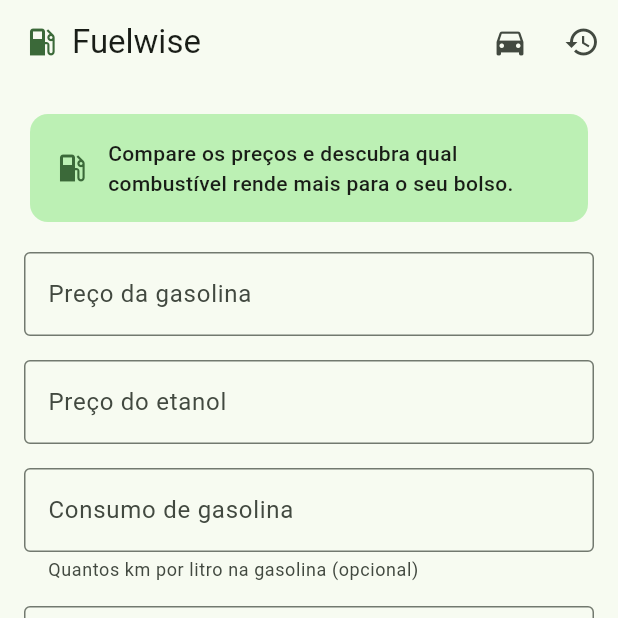
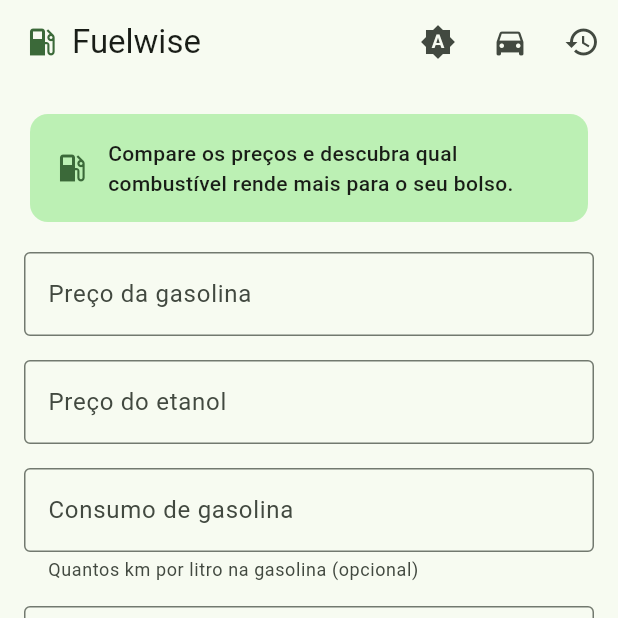
Before and after one commit to yanpenalva/fuelwise, a Flutter app: the screen it shows after launch, after a tap on the "directions car" icon, on a phone screen of 412 x 824 dp, the top half of it. Run offline on Flutter 3.47's test engine with Material 3 defaults, Android fonts, the phone set to English and light mode, and no system bars; our stand-ins replace decimal, drift, drift_flutter, flutter_riverpod, shared_preferences; missing offline and left inert: rational; accounts and stored records are empty; generated files the repository leaves out were written again.

Commit message:
feat(ui): add persisted manual dark mode toggle and legible launch loading
AppBar action cycles system -> light -> dark, persisted as a new
theme_mode preference (default system). Cold start keeps the branded
loading with the app motto visible for at least one second so the
splash is readable instead of flashing straight to the form.

```diff
--- a/lib/application/preferences/app_preferences.dart
+++ b/lib/application/preferences/app_preferences.dart
@@ -2,6 +2,7 @@
 
 import 'app_preferences_data.dart';
 import 'rule_mode.dart';
+import 'theme_mode_preference.dart';
 
 abstract interface class AppPreferences {
   Future<AppPreferencesData> load();
@@ -11,4 +12,6 @@
   Future<void> saveRuleMode({required RuleMode mode});
 
   Future<void> saveCustomThreshold({required Decimal? value});
+
+  Future<void> saveThemeMode({required ThemeModePreference mode});
 }
--- a/lib/application/preferences/app_preferences_data.dart
+++ b/lib/application/preferences/app_preferences_data.dart
@@ -1,34 +1,40 @@
 import 'package:decimal/decimal.dart';
 
 import 'rule_mode.dart';
+import 'theme_mode_preference.dart';
 
 final class AppPreferencesData {
   const AppPreferencesData({
     required this.hasSeenWelcome,
     required this.ruleMode,
     this.customThreshold,
+    this.themeMode = ThemeModePreference.system,
   });
 
   const AppPreferencesData.defaults()
       : hasSeenWelcome = false,
         ruleMode = RuleMode.standard,
-        customThreshold = null;
+        customThreshold = null,
+        themeMode = ThemeModePreference.system;
 
   final bool hasSeenWelcome;
   final RuleMode ruleMode;
   final Decimal? customThreshold;
+  final ThemeModePreference themeMode;
 
   AppPreferencesData copyWith({
     bool? hasSeenWelcome,
     RuleMode? ruleMode,
     Decimal? customThreshold,
     bool setCustomThreshold = false,
+    ThemeModePreference? themeMode,
   }) {
     return AppPreferencesData(
       hasSeenWelcome: hasSeenWelcome ?? this.hasSeenWelcome,
       ruleMode: ruleMode ?? this.ruleMode,
       customThreshold:
           setCustomThreshold ? customThreshold : this.customThreshold,
+      themeMode: themeMode ?? this.themeMode,
     );
   }
 
@@ -40,10 +46,11 @@
     return other is AppPreferencesData &&
         other.hasSeenWelcome == hasSeenWelcome &&
         other.ruleMode == ruleMode &&
-        other.customThreshold == customThreshold;
+        other.customThreshold == customThreshold &&
+        other.themeMode == themeMode;
   }
 
   @override
   int get hashCode =>
-      Object.hash(hasSeenWelcome, ruleMode, customThreshold);
+      Object.hash(hasSeenWelcome, ruleMode, customThreshold, themeMode);
 }
--- /dev/null
+++ b/lib/application/preferences/theme_mode_preference.dart
@@ -0,0 +1,13 @@
+enum ThemeModePreference { system, light, dark }
+
+ThemeModePreference themeModePreferenceFromName(String? value) {
+  if (value == null) {
+    return ThemeModePreference.system;
+  }
+  for (final ThemeModePreference preference in ThemeModePreference.values) {
+    if (preference.name == value) {
+      return preference;
+    }
+  }
+  return ThemeModePreference.system;
+}
--- a/lib/infrastructure/preferences/preference_keys.dart
+++ b/lib/infrastructure/preferences/preference_keys.dart
@@ -2,4 +2,5 @@
   static const String welcomeSeen = 'welcome_seen';
   static const String ruleMode = 'rule_mode';
   static const String customThreshold = 'custom_threshold';
+  static const String themeMode = 'theme_mode';
 }
--- a/lib/infrastructure/preferences/shared_preferences_app_preferences.dart
+++ b/lib/infrastructure/preferences/shared_preferences_app_preferences.dart
@@ -4,6 +4,7 @@
 import '../../application/preferences/app_preferences.dart';
 import '../../application/preferences/app_preferences_data.dart';
 import '../../application/preferences/rule_mode.dart';
+import '../../application/preferences/theme_mode_preference.dart';
 import 'preference_keys.dart';
 
 class SharedPreferencesAppPreferences implements AppPreferences {
@@ -18,10 +19,13 @@
         await preferences.getBool(PreferenceKeys.welcomeSeen) ?? false;
     final String? modeName =
         await preferences.getString(PreferenceKeys.ruleMode);
+    final String? themeModeName =
+        await preferences.getString(PreferenceKeys.themeMode);
     return AppPreferencesData(
       hasSeenWelcome: welcomeSeen,
       ruleMode: ruleModeFromName(modeName),
       customThreshold: await _readCustomThreshold(),
+      themeMode: themeModePreferenceFromName(themeModeName),
     );
   }
 
@@ -46,6 +50,11 @@
     );
   }
 
+  @override
+  Future<void> saveThemeMode({required ThemeModePreference mode}) {
+    return preferences.setString(PreferenceKeys.themeMode, mode.name);
+  }
+
   Future<Decimal?> _readCustomThreshold() async {
     final String stored =
         await preferences.getString(PreferenceKeys.customThreshold) ?? '';
--- a/lib/main.dart
+++ b/lib/main.dart
@@ -4,6 +4,7 @@
 
 import 'application/history/history_controller.dart';
 import 'application/preferences/app_preferences_controller.dart';
+import 'application/preferences/theme_mode_preference.dart';
 import 'application/profile/vehicle_profile_controller.dart';
 import 'infrastructure/database/app_database.dart';
 import 'infrastructure/database/drift_calculation_history_repository.dart';
@@ -33,16 +34,28 @@
   );
 }
 
-class FuelwiseApp extends StatelessWidget {
+class FuelwiseApp extends ConsumerWidget {
   const FuelwiseApp({super.key});
 
+  static ThemeMode _toThemeMode(ThemeModePreference preference) {
+    return switch (preference) {
+      ThemeModePreference.system => ThemeMode.system,
+      ThemeModePreference.light => ThemeMode.light,
+      ThemeModePreference.dark => ThemeMode.dark,
+    };
+  }
+
   @override
-  Widget build(BuildContext context) {
+  Widget build(BuildContext context, WidgetRef ref) {
+    final ThemeModePreference preference =
+        ref.watch(appPreferencesProvider).value?.themeMode ??
+            ThemeModePreference.system;
+
     return MaterialApp(
       title: 'Fuelwise',
       theme: AppTheme.light,
       darkTheme: AppTheme.dark,
-      themeMode: ThemeMode.system,
+      themeMode: _toThemeMode(preference),
       localizationsDelegates: const [
         GlobalMaterialLocalizations.delegate,
         GlobalWidgetsLocalizations.delegate,
--- a/lib/presentation/pages/home_page.dart
+++ b/lib/presentation/pages/home_page.dart
@@ -8,6 +8,7 @@
 import '../../application/preferences/app_preferences_controller.dart';
 import '../../application/preferences/app_preferences_data.dart';
 import '../../application/preferences/rule_mode.dart';
+import '../../application/preferences/theme_mode_preference.dart';
 import '../../application/profile/vehicle_profile_controller.dart';
 import '../../domain/fuel_calculation_result.dart';
 import '../../domain/vehicle_profile.dart';
@@ -26,6 +27,9 @@
 
 class _HomePageState extends ConsumerState<HomePage> {
   static const String _slogan = 'Combustível certo, custo consciente.';
+  static const Duration _minimumSplashDuration = Duration(seconds: 1);
+
+  Timer? _splashTimer;
 
   final TextEditingController _gasolinePriceController =
       TextEditingController();
@@ -39,7 +43,18 @@
   bool _welcomeDialogShown = false;
 
   @override
+  void initState() {
+    super.initState();
+    _splashTimer = Timer(_minimumSplashDuration, () {
+      if (mounted) {
+        setState(() {});
+      }
+    });
+  }
+
+  @override
   void dispose() {
+    _splashTimer?.cancel();
     _gasolinePriceController.dispose();
     _ethanolPriceController.dispose();
     _gasolineConsumptionController.dispose();
@@ -150,6 +165,27 @@
 
   void _selectRule(Set<RuleMode> selection) {
     ref.read(appPreferencesProvider.notifier).selectRule(selection.first);
+  }
+
+  void _cycleThemeMode(ThemeModePreference current) {
+    final ThemeModePreference next = _nextThemeMode(current);
+    ref.read(appPreferencesProvider.notifier).selectThemeMode(next);
+  }
+
+  static ThemeModePreference _nextThemeMode(ThemeModePreference current) {
+    return switch (current) {
+      ThemeModePreference.system => ThemeModePreference.light,
+      ThemeModePreference.light => ThemeModePreference.dark,
+      ThemeModePreference.dark => ThemeModePreference.system,
+    };
+  }
+
+  static IconData _themeModeIcon(ThemeModePreference mode) {
+    return switch (mode) {
+      ThemeModePreference.system => Icons.brightness_auto,
+      ThemeModePreference.light => Icons.light_mode,
+      ThemeModePreference.dark => Icons.dark_mode,
+    };
   }
 
   void _submit() {
@@ -378,7 +414,7 @@
     final AsyncValue<AppPreferencesData> preferences =
         ref.watch(appPreferencesProvider);
 
-    if (preferences.isLoading) {
+    if (preferences.isLoading || _splashTimer?.isActive == true) {
       return _buildLaunchLoading();
     }
 
@@ -406,6 +442,8 @@
     );
 
     final FuelCalculationResult? result = form.result;
+    final ThemeModePreference themeMode =
+        preferences.value?.themeMode ?? ThemeModePreference.system;
     return Scaffold(
       appBar: AppBar(
         title: Row(
@@ -425,6 +463,11 @@
           ],
         ),
         actions: <Widget>[
+          IconButton(
+            icon: Icon(_themeModeIcon(themeMode)),
+            tooltip: 'Alternar tema',
+            onPressed: () => _cycleThemeMode(themeMode),
+          ),
           IconButton(
             icon: const Icon(Icons.directions_car),
             onPressed: () => Navigator.of(context).push(
```
Also changed, not shown: lib/application/preferences/app_preferences_controller.dart (+10 -0 lines), 6 other files.
